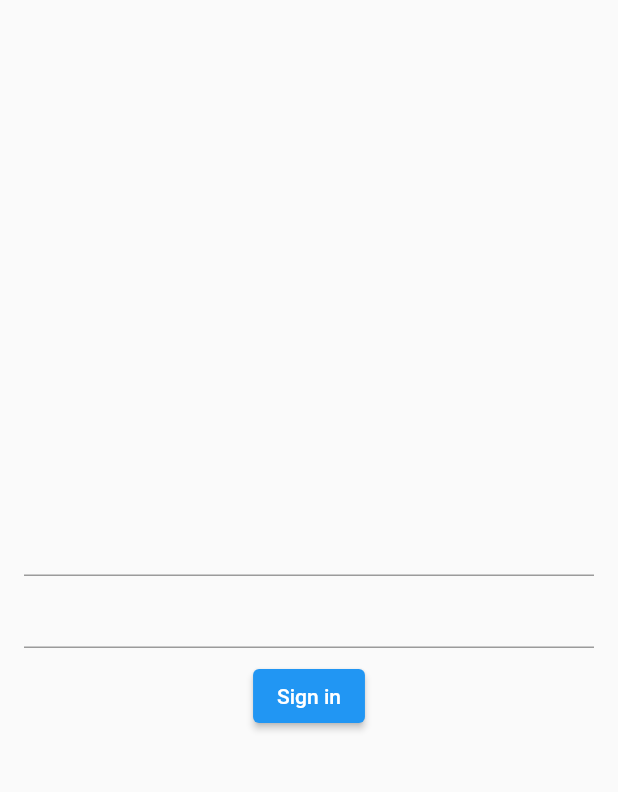
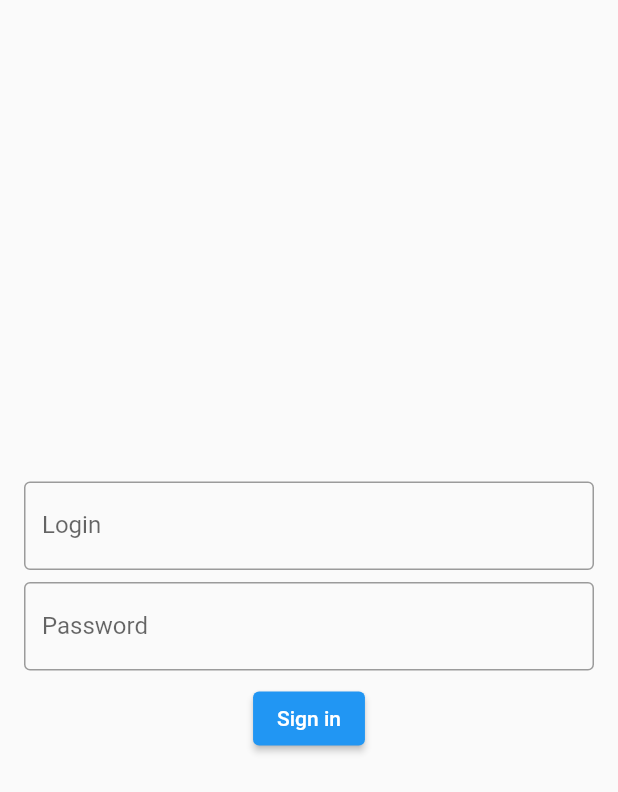
Before and after one commit to Garius6/kirgu_employee, a Flutter app: the screen it shows after launch, on a phone screen of 412 x 824 dp. Shown: the top 792 px of the screen. Run offline on Flutter 3.47's test engine with Material 2 defaults, Android fonts, the phone set to English and light mode, and no system bars; our stand-ins replace dio, flutter_riverpod, riverpod_annotation, table_calendar; missing offline and left inert: jaguar_jwt; generated files the repository leaves out were written again.

Commit message:
Changed style of sign in screen. Added required permission to AndroidManifest

```diff
--- a/lib/src/app.dart
+++ b/lib/src/app.dart
@@ -26,6 +26,7 @@ class MyApp extends StatelessWidget {
       listenable: settingsController,
       builder: (BuildContext context, Widget? child) {
         return MaterialApp(
+          debugShowCheckedModeBanner: false,
           // Providing a restorationScopeId allows the Navigator built by the
           // MaterialApp to restore the navigation stack when a user leaves and
           // returns to the app after it has been killed while running in the
--- a/lib/src/constants.dart
+++ b/lib/src/constants.dart
@@ -1 +1 @@
-const baseUrl = "http://192.168.1.111:8000";
+const baseUrl = "https://kirgu.cryingdevil.info";
--- a/lib/src/localization/app_en.arb
+++ b/lib/src/localization/app_en.arb
@@ -3,5 +3,7 @@
   "@appTitle": {
     "description": "The title of the application"
   },
-  "signIn": "Sign in"
+  "signIn": "Sign in",
+  "login": "Login",
+  "password": "Password"
 }
--- a/lib/src/localization/app_ru.arb
+++ b/lib/src/localization/app_ru.arb
@@ -3,5 +3,7 @@
     "@appTitle": {
         "description": "Заголовок приложения"
     },
-    "signIn": "Войти"
+    "signIn": "Войти",
+    "login": "Логин",
+    "password": "Пароль"
 }
--- a/lib/src/user/user_sign_in_view.dart
+++ b/lib/src/user/user_sign_in_view.dart
@@ -36,9 +36,21 @@ class _SignInViewState extends State<SignInView> {
               children: [
                 TextField(
                   controller: usernameController,
+                  decoration: InputDecoration(
+                    border: const OutlineInputBorder(),
+                    labelText: AppLocalizations.of(context)!.login,
+                  ),
+                ),
+                const SizedBox(
+                  height: 8.0,
                 ),
                 TextField(
                   controller: passwordController,
+                  decoration: InputDecoration(
+                    border: const OutlineInputBorder(),
+                    labelText: AppLocalizations.of(context)!.password,
+                  ),
+                  obscureText: true,
                 ),
                 const SizedBox(
                   height: 8.0,
```
Also changed, not shown: 1 other file.
